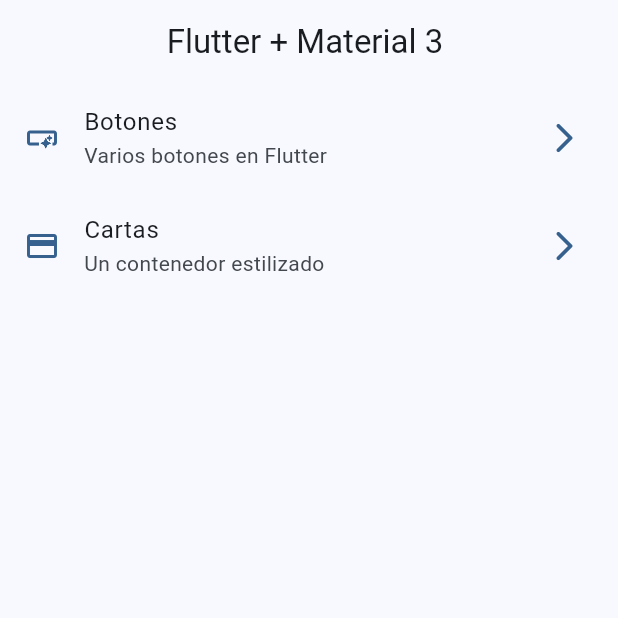
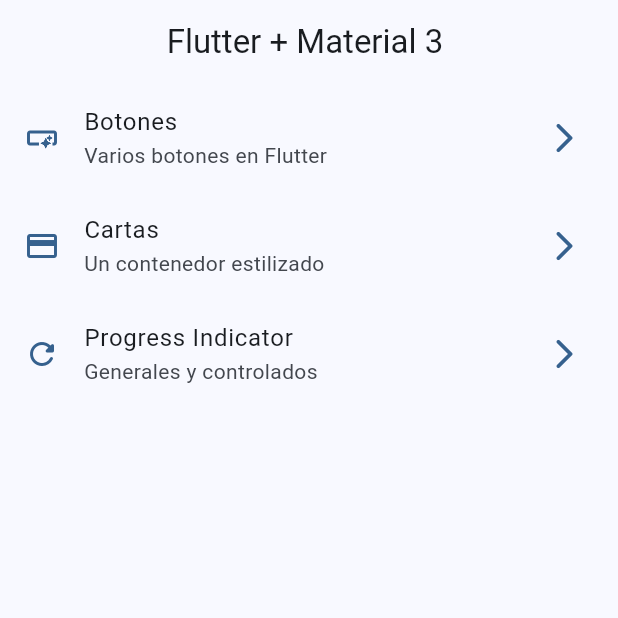
Before and after one commit to joelGabriel7/flutter-widget-app, a Flutter app: the screen it shows after launch, on a phone screen of 412 x 824 dp, the top half of it. Run offline on Flutter 3.47's test engine with Material 3 defaults, Android fonts, the phone set to English and light mode, and no system bars; our stand-ins replace go_router.

Commit message:
Progress Indicator finish

```diff
--- a/lib/config/menu/menu_item.dart
+++ b/lib/config/menu/menu_item.dart
@@ -28,5 +28,12 @@ const appMenuItems = <MenuItem>[
       icon: Icons.credit_card
    ),
 
+  MenuItem(
+      title: 'Progress Indicator',
+      subTitle: 'Generales y controlados',
+      link: "/progress",
+      icon: Icons.refresh_rounded
+   ),
+
 
 ];
--- a/lib/config/router/app_router.dart
+++ b/lib/config/router/app_router.dart
@@ -23,5 +23,12 @@ final appRouter = GoRouter(
       builder: (context, state) => const CardScreens(),
 
     ),
+
+    GoRoute(
+      path: '/progress',
+      name: ProgressScreen.name,
+      builder: (context, state) => const ProgressScreen(),
+
+    ),
   ],
 );
```
Also changed, not shown: lib/presentations/screens/progress/progress_screen.dart (+73 -1 lines).
